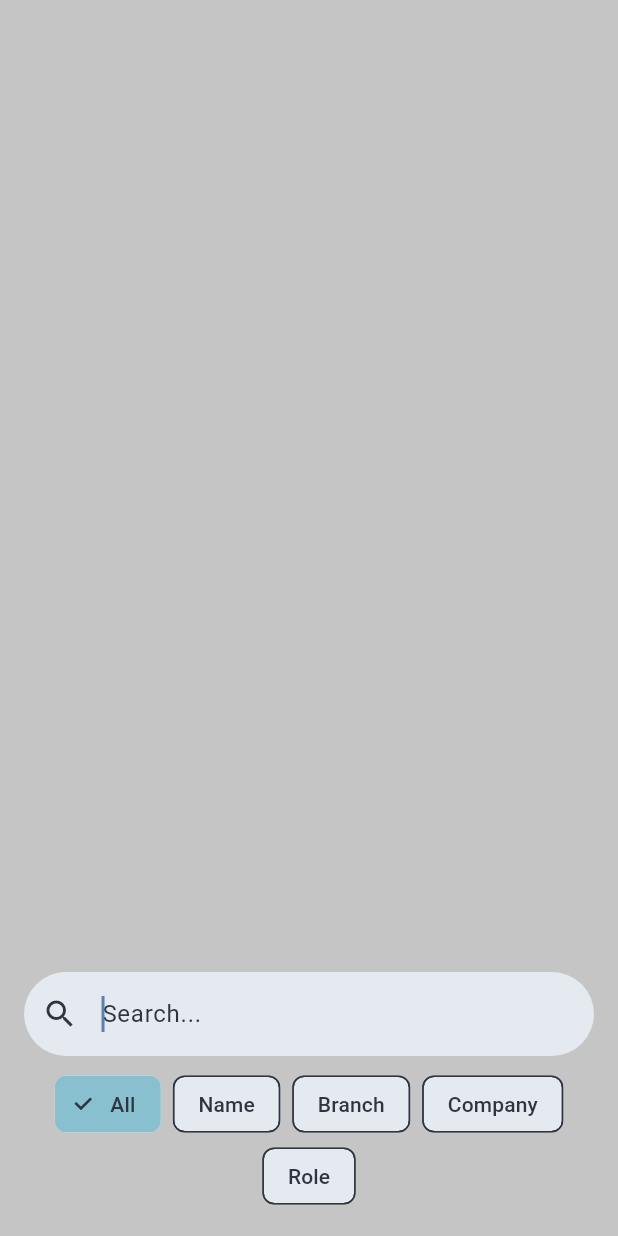
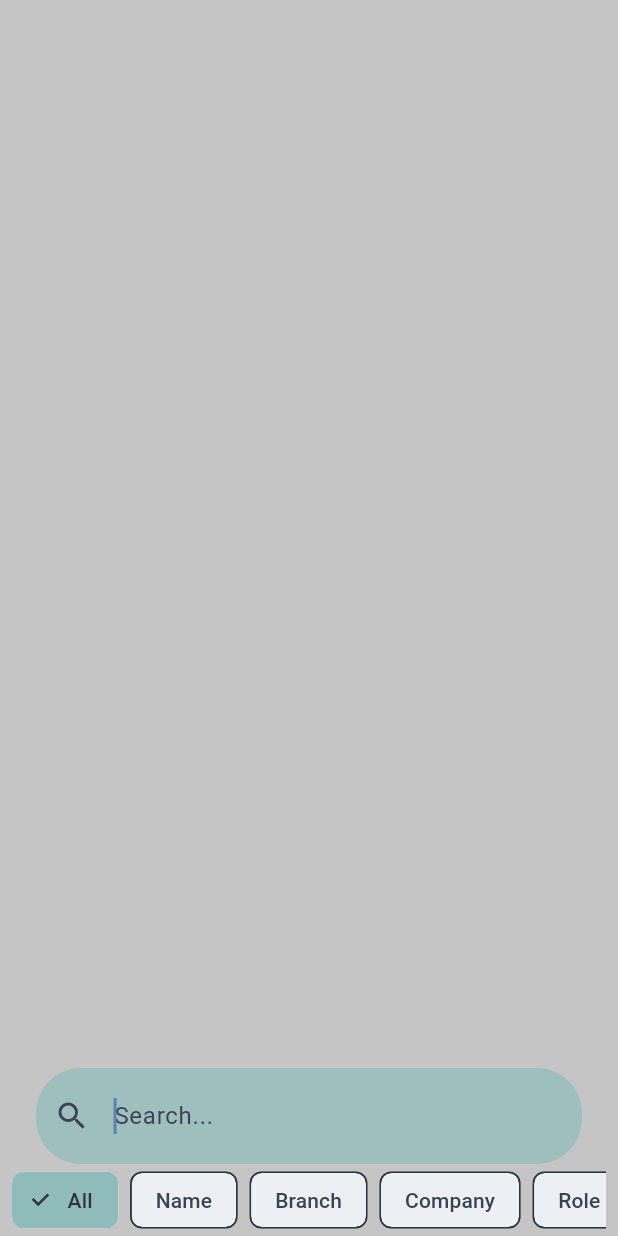
Before and after one commit to dijith-481/arc-task-flutter-alumni, a Flutter app: the AlumniSearchPage screen opened directly with empty values, on a phone screen of 412 x 824 dp. Run offline on Flutter 3.47's test engine with Material 3 defaults, Android fonts, the phone set to English and light mode, and no system bars; drawn by our look-alikes of dynamic_color; our stand-ins replace firebase_core; missing offline and left inert: fuzzy; accounts and stored records are empty; generated files the repository leaves out were written again; statements that could not run were skipped.

Commit message:
dynamiccolor and some design changes

```diff
--- a/lib/pages/alumni_search_page.dart
+++ b/lib/pages/alumni_search_page.dart
@@ -6,7 +6,7 @@ import '../models/alumni.dart';
 import '../widgets/alumni_card.dart';
 import 'alumni_profile_page.dart';
 
-enum SearchFilter { all, name, branch, company, role }
+enum SearchFilter { all, name, branch, company, role, batch }
 
 class AlumniSearchPage extends StatefulWidget {
   final List<Alumni> allAlumni;
@@ -43,8 +43,9 @@ class _AlumniSearchPageState extends State<AlumniSearchPage> {
     final keysToSearch = <WeightedKey<Alumni>>[];
     if (_currentFilter == SearchFilter.all) {
       keysToSearch.addAll([
-        WeightedKey<Alumni>(name: 'name', weight: 0.5, getter: (a) => a.name),
+        WeightedKey<Alumni>(name: 'name', weight: 0.4, getter: (a) => a.name),
         WeightedKey<Alumni>(name: 'role', weight: 0.2, getter: (a) => a.role),
+        WeightedKey<Alumni>(name: 'batch', weight: 0.1, getter: (a) => a.batch),
         WeightedKey<Alumni>(
           name: 'company',
           weight: 0.2,
@@ -71,6 +72,8 @@ class _AlumniSearchPageState extends State<AlumniSearchPage> {
                 return a.company;
               case SearchFilter.role:
                 return a.role;
+              case SearchFilter.batch:
+                return a.batch;
               default:
                 return a.name;
             }
@@ -88,12 +91,10 @@ class _AlumniSearchPageState extends State<AlumniSearchPage> {
     });
   }
 
-
   List<int> getManualMatches(String text, String query) {
     final List<int> indices = [];
     final lowerText = text.toLowerCase();
     final lowerQuery = query.toLowerCase();
-
 
     final queryChars = lowerQuery.replaceAll(' ', '').split('').toSet();
 
@@ -110,7 +111,7 @@ class _AlumniSearchPageState extends State<AlumniSearchPage> {
     return Scaffold(
       backgroundColor: Colors.black12,
       body: BackdropFilter(
-        filter: ImageFilter.blur(sigmaX: 5.0, sigmaY: 5.0),
+        filter: ImageFilter.blur(sigmaX: 15.0, sigmaY: 15.0),
         child: Column(
           children: [
             const SizedBox(height: kToolbarHeight),
@@ -122,12 +123,28 @@ class _AlumniSearchPageState extends State<AlumniSearchPage> {
                   final alumni = result.item;
                   final query = _controller.text;
 
+                  List<int> nameMatches = [];
+                  List<int> roleMatches = [];
+                  List<int> companyMatches = [];
+                  if (_currentFilter == SearchFilter.all ||
+                      _currentFilter == SearchFilter.name) {
+                    nameMatches = getManualMatches(alumni.name, query);
+                  }
+                  if (_currentFilter == SearchFilter.all ||
+                      _currentFilter == SearchFilter.role) {
+                    roleMatches = getManualMatches(alumni.role, query);
+                  }
+                  if (_currentFilter == SearchFilter.all ||
+                      _currentFilter == SearchFilter.company) {
+                    companyMatches = getManualMatches(alumni.company, query);
+                  }
+
                   return AlumniCard(
                     alumni: alumni,
 
-                    nameMatches: getManualMatches(alumni.name, query),
-                    roleMatches: getManualMatches(alumni.role, query),
-                    companyMatches: getManualMatches(alumni.company, query),
+                    nameMatches: nameMatches,
+                    roleMatches:roleMatches,
+                    companyMatches:companyMatches,
                     onTap: () {
                       Navigator.push(
                         context,
@@ -141,16 +158,17 @@ class _AlumniSearchPageState extends State<AlumniSearchPage> {
               ),
             ),
             Padding(
-              padding: const EdgeInsets.symmetric(
-                horizontal: 16.0,
-                vertical: 8.0,
-              ),
+              padding: const EdgeInsets.fromLTRB(24, 8, 24, 0),
               child: TextField(
                 controller: _controller,
                 autofocus: true,
                 decoration: InputDecoration(
                   hintText: 'Search...',
                   prefixIcon: const Icon(Icons.search),
+                  contentPadding: const EdgeInsets.symmetric(
+                    horizontal: 20,
+                    vertical: 20,
+                  ),
                   border: OutlineInputBorder(
                     borderRadius: BorderRadius.circular(30),
                     borderSide: BorderSide.none,
@@ -158,7 +176,7 @@ class _AlumniSearchPageState extends State<AlumniSearchPage> {
                   filled: true,
                   fillColor: Theme.of(
                     context,
-                  ).colorScheme.surfaceContainerHighest,
+                  ).colorScheme.secondaryContainer.withAlpha(180),
                 ),
               ),
             ),
@@ -178,7 +196,9 @@ class _AlumniSearchPageState extends State<AlumniSearchPage> {
       SearchFilter.role: 'Role',
     };
     return Padding(
-      padding: const EdgeInsets.only(left: 16, right: 16, bottom: 16),
+      padding: const EdgeInsets.fromLTRB(8, 0, 8, 0),
+      child: SingleChildScrollView(
+        scrollDirection: Axis.horizontal,
         child: Wrap(
           spacing: 8.0,
           alignment: WrapAlignment.center,
@@ -197,6 +217,7 @@ class _AlumniSearchPageState extends State<AlumniSearchPage> {
             );
           }).toList(),
         ),
+      ),
     );
   }
 }
--- a/lib/theme/nord_theme.dart
+++ b/lib/theme/nord_theme.dart
@@ -25,7 +25,7 @@ class NordColors {
 final ThemeData nordLightTheme = ThemeData(
   useMaterial3: true,
   brightness: Brightness.light,
-  colorScheme: const ColorScheme(
+  colorScheme: ColorScheme(
     brightness: Brightness.light,
     primary: NordColors.frost3,
     onPrimary: NordColors.snowStorm2,
@@ -33,21 +33,33 @@ final ThemeData nordLightTheme = ThemeData(
     onSecondary: NordColors.polarNight0,
     error: NordColors.aurora0,
     onError: NordColors.snowStorm2,
-    surface: NordColors.snowStorm1,
+
+    surface: NordColors.snowStorm2,
     onSurface: NordColors.polarNight0,
-  ),
-  scaffoldBackgroundColor: NordColors.snowStorm2,
-  appBarTheme: const AppBarTheme(
-    elevation: 0, // No shadow
-    backgroundColor: NordColors.snowStorm1,
-    foregroundColor: NordColors.polarNight0,
+
+    surfaceContainer: NordColors.snowStorm1,
+
+    surfaceContainerHighest: NordColors.snowStorm0,
+    onSurfaceVariant: NordColors.polarNight1,
+    outline: NordColors.polarNight3,
+
+    primaryContainer: NordColors.frost2,
+    onPrimaryContainer: NordColors.polarNight0,
+    secondaryContainer: NordColors.frost0,
+    onSecondaryContainer: NordColors.polarNight0,
+    tertiary: NordColors.aurora4,
+    onTertiary: NordColors.polarNight0,
+    tertiaryContainer: NordColors.aurora4,
+    onTertiaryContainer: NordColors.polarNight0,
+    errorContainer: NordColors.aurora0,
+    onErrorContainer: NordColors.snowStorm2,
   ),
 );
 
 final ThemeData nordDarkTheme = ThemeData(
   useMaterial3: true,
   brightness: Brightness.dark,
-  colorScheme: const ColorScheme(
+  colorScheme: ColorScheme(
     brightness: Brightness.dark,
     primary: NordColors.frost2,
     onPrimary: NordColors.polarNight0,
@@ -55,13 +67,21 @@ final ThemeData nordDarkTheme = ThemeData(
     onSecondary: NordColors.polarNight0,
     error: NordColors.aurora0,
     onError: NordColors.polarNight0,
-    surface: NordColors.polarNight1,
+    surface: NordColors.polarNight0,
     onSurface: NordColors.snowStorm1,
-  ),
-  scaffoldBackgroundColor: NordColors.polarNight0,
-  appBarTheme: const AppBarTheme(
-    elevation: 0, // No shadow
-    backgroundColor: NordColors.polarNight1,
-    foregroundColor: NordColors.snowStorm1,
+    surfaceContainer: NordColors.polarNight1,
+    surfaceContainerHighest: NordColors.polarNight2,
+    onSurfaceVariant: NordColors.snowStorm0,
+    outline: NordColors.polarNight3,
+    primaryContainer: NordColors.frost3,
+    onPrimaryContainer: NordColors.snowStorm2,
+    secondaryContainer: NordColors.frost1,
+    onSecondaryContainer: NordColors.polarNight0,
+    tertiary: NordColors.aurora4,
+    onTertiary: NordColors.polarNight0,
+    tertiaryContainer: NordColors.aurora4,
+    onTertiaryContainer: NordColors.polarNight0,
+    errorContainer: NordColors.aurora0,
+    onErrorContainer: NordColors.polarNight0,
   ),
 );
--- a/pubspec.yaml
+++ b/pubspec.yaml
@@ -37,6 +37,7 @@ dependencies:
   firebase_core: ^4.1.0
   cloud_firestore: ^6.0.1
   url_launcher: ^6.3.2
+  dynamic_color: ^1.8.1
 
 dev_dependencies:
   flutter_test:
```
Also changed, not shown: lib/main.dart (+15 -11 lines), lib/pages/alumni_list_page.dart (+14 -9 lines), lib/widgets/alumni_card.dart (+10 -21 lines), pubspec.lock. Lines whose indentation alone changed are shown as unchanged.
